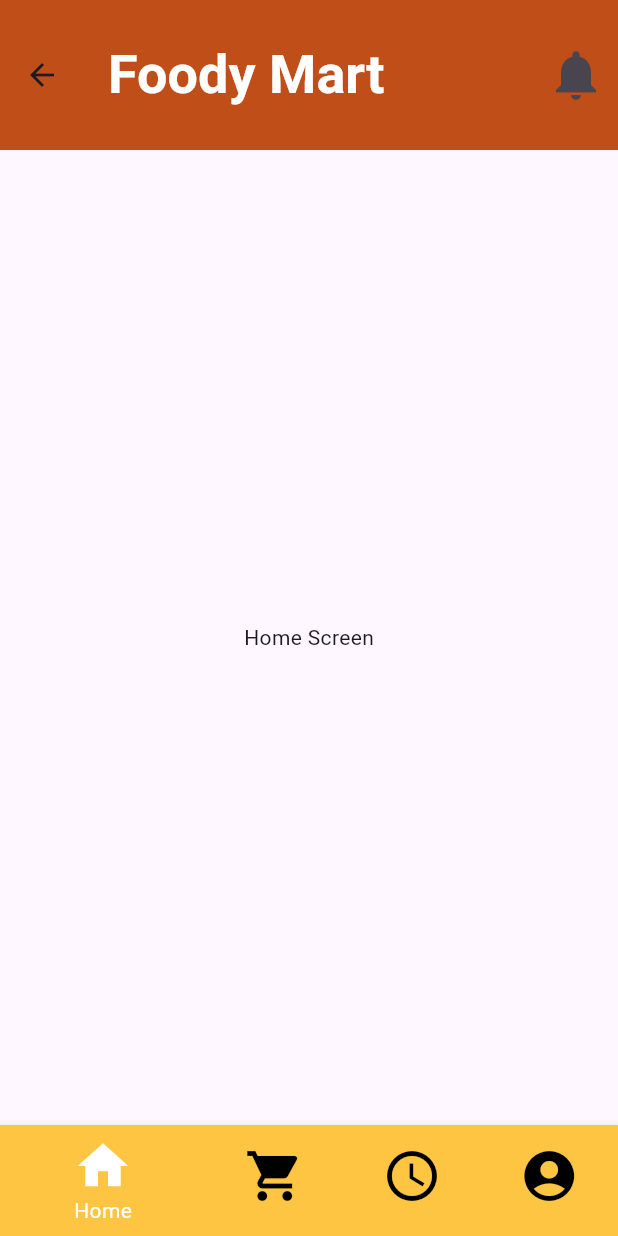
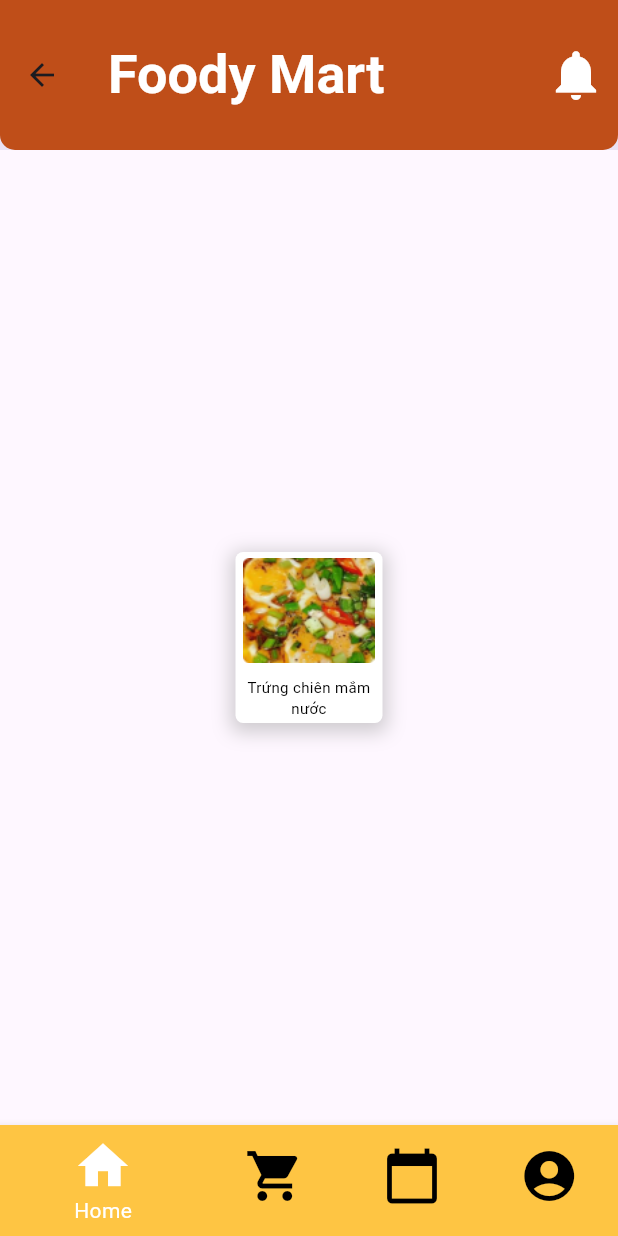
Before and after one commit to Kas2k3/Foody_Market, a Flutter app: the screen it shows after launch, after a tap on "LOGIN NOW!", on a phone screen of 412 x 824 dp. Run offline on Flutter 3.47's test engine with Material 3 defaults, Android fonts, the phone set to English and light mode, and no system bars; Roboto replaces fonts that are missing (Regular).

Commit message:
card item

```diff
--- a/food_market_ui/lib/screens/HomeScreen.dart
+++ b/food_market_ui/lib/screens/HomeScreen.dart
@@ -1,4 +1,6 @@
 import 'package:flutter/material.dart';
+
+import '../widgets/CardItem.dart';
 
 class HomeScreen extends StatefulWidget {
   const HomeScreen({super.key});
@@ -8,77 +10,10 @@
 }
 
 class _HomeScreenState extends State<HomeScreen> {
-  int _currentIndex = 0; // Biến để lưu chỉ số tab đang được chọn
-
-  // Danh sách các màn hình hoặc widget cho từng tab
-  final List<Widget> _screens = [
-    const Center(child: Text("Home Screen")),
-    const Center(child: Text("Shopping Screen")),
-    const Center(child: Text("Schedule Screen")),
-    const Center(child: Text("Me Screen")),
-  ];
   @override
   Widget build(BuildContext context) {
-    return Scaffold (
-      appBar: AppBar(
-        title: const Text(
-          'Foody Mart',
-          style: TextStyle(
-            color: Colors.white,
-            fontFamily: 'Regular',
-            fontWeight: FontWeight.bold,
-            fontSize: 36,
-          )
-        ),
-        backgroundColor: const Color(0xFFBF4E19),
-        actions: [
-          IconButton(
-            icon: const Icon(
-              Icons.notifications,
-              size: 40,
-            ),
-            onPressed: () {},
-          ),
-        ],
-          toolbarHeight: 100,
-      ),
-      body: _screens[_currentIndex],
-      bottomNavigationBar: BottomNavigationBar(
-        iconSize: 40,
-        elevation: 5,
-        type: BottomNavigationBarType.shifting,
-        currentIndex: _currentIndex,
-        //backgroundColor: const Color(0xFFFEC543),
-        selectedItemColor: Colors.white,
-        unselectedItemColor: Colors.black,
-        items: const <BottomNavigationBarItem> [
-          BottomNavigationBarItem(
-            icon: Icon(Icons.home),
-            label: 'Home',
-            backgroundColor: Color(0xFFFEC543),
-          ),
-          BottomNavigationBarItem(
-            icon: Icon(Icons.shopping_cart),
-            label: 'Shopping',
-          ),
-          BottomNavigationBarItem(
-            icon: Icon(Icons.schedule),
-            label: 'Schedule',
-          ),
-          BottomNavigationBarItem(
-            icon: Icon(Icons.account_circle),
-            label: 'Me',
-          ),
-        ],
-
-        onTap: (index) {
-          setState(() {
-            _currentIndex = index; // Cập nhật chỉ số tab khi người dùng chọn
-          });
-        },
-      ),
-
+    return const Center(
+      child: CardItem(imagePath: 'assets/images/fried_eggs.png', titleName: "Trứng chiên mắm nước"),
     );
   }
-
 }
--- /dev/null
+++ b/food_market_ui/lib/screens/RootScreen.dart
@@ -0,0 +1,99 @@
+import 'package:flutter/material.dart';
+
+import 'HomeScreen.dart';
+
+class RootScreen extends StatefulWidget {
+  const RootScreen({super.key});
+
+  @override
+  _RootScreenState createState() => _RootScreenState();
+}
+
+class _RootScreenState extends State<RootScreen> {
+  int _currentIndex = 0; // Biến để lưu chỉ số tab đang được chọn
+
+  // Danh sách các màn hình hoặc widget cho từng tab
+  final List<Widget> _screens = [
+    const Center(child: HomeScreen()),
+    const Center(child: Text("Shopping Screen")),
+    const Center(child: Text("Schedule Screen")),
+    const Center(child: Text("Me Screen")),
+  ];
+  @override
+  Widget build(BuildContext context) {
+    return Scaffold (
+      appBar: AppBar(
+        title: const Text(
+          'Foody Mart',
+          style: TextStyle(
+            color: Colors.white,
+            fontFamily: 'Roboto',
+            fontWeight: FontWeight.bold,
+            fontSize: 36,
+          )
+        ),
+        elevation: 10,
+        flexibleSpace: ClipRRect(
+          borderRadius: const BorderRadius.vertical(
+            bottom: Radius.circular(10.0), // Đặt bán kính bo tròn cho phần đáy
+          ),
+          child: Container(
+            color: const Color(0xFFBF4E19), // Màu nền cho AppBar
+          ),
+        ),
+        actions: [
+          IconButton(
+            icon: const Icon(
+              Icons.notifications,
+              size: 40,
+              color: Colors.white,
+            ),
+            onPressed: () {},
+          ),
+        ],
+          toolbarHeight: 100,
+      ),
+      body: _screens[_currentIndex],
+      bottomNavigationBar: BottomNavigationBar(
+        iconSize: 40,
+        elevation: 5,
+        type: BottomNavigationBarType.shifting,
+        currentIndex: _currentIndex,
+        //backgroundColor: const Color(0xFFFEC543),
+        selectedItemColor: Colors.white,
+        unselectedItemColor: Colors.black,
+
+        items: const <BottomNavigationBarItem> [
+          BottomNavigationBarItem(
+            icon: Icon(Icons.home),
+            label: 'Home',
+            backgroundColor: Color(0xFFFEC543),
+          ),
+          BottomNavigationBarItem(
+            icon: Icon(Icons.shopping_cart),
+            label: 'Shopping',
+            backgroundColor: Color(0xFFFEC543),
+          ),
+          BottomNavigationBarItem(
+            icon: Icon(Icons.calendar_today),
+            label: 'Schedule',
+            backgroundColor: Color(0xFFFEC543),
+          ),
+          BottomNavigationBarItem(
+            icon: Icon(Icons.account_circle),
+            label: 'Me',
+            backgroundColor: Color(0xFFFEC543),
+          ),
+        ],
+
+        onTap: (index) {
+          setState(() {
+            _currentIndex = index; // Cập nhật chỉ số tab khi người dùng chọn
+          });
+        },
+      ),
+
+    );
+  }
+
+}
--- a/food_market_ui/lib/screens/WelcomeScreen.dart
+++ b/food_market_ui/lib/screens/WelcomeScreen.dart
@@ -1,5 +1,5 @@
 import 'package:flutter/material.dart';
-import 'package:food_market_ui/screens/HomeScreen.dart';
+import 'package:food_market_ui/screens/RootScreen.dart';
 
 class WelcomeScreen extends StatelessWidget {
   const WelcomeScreen({super.key});
@@ -30,7 +30,7 @@
                         // Điều hướng đến màn hình Home khi người dùng nhấn nút
                         Navigator.push(
                           context,
-                          MaterialPageRoute(builder: (context) => HomeScreen()),
+                          MaterialPageRoute(builder: (context) => const RootScreen()),
                         );
                       },
                       style: ElevatedButton.styleFrom(
--- /dev/null
+++ b/food_market_ui/lib/widgets/CardItem.dart
@@ -0,0 +1,53 @@
+import 'package:flutter/material.dart';
+
+class CardItem extends StatelessWidget {
+
+  final String imagePath;
+  final String titleName;
+
+  const CardItem({super.key, required this.imagePath, required this.titleName});
+
+  @override
+  Widget build(BuildContext context) {
+    return Container(
+      width: 98,
+      height: 114,
+      decoration: BoxDecoration(
+        color: Colors.white,
+        borderRadius: BorderRadius.circular(5),
+        boxShadow: [
+          BoxShadow(
+            color: Colors.grey.withOpacity(0.5),
+            spreadRadius: 3,
+            blurRadius: 10,
+            offset: const Offset(0,3),
+          ),
+        ],
+      ),
+      child: Padding(
+        padding: const EdgeInsets.symmetric(horizontal: 5),
+        child: Column(
+         children: [
+            Image.asset(
+              imagePath,
+              height: 78,
+            ),
+           const SizedBox(height: 5),
+           Text (
+             titleName,
+               textAlign: TextAlign.center,
+             style:const TextStyle(
+               fontSize: 10,
+               fontFamily: 'Roboto',
+               fontWeight: FontWeight.normal,
+               color: Colors.black,
+
+             )
+           )
+
+         ],
+        )
+      )
+    );
+  }
+}
```
Also changed, not shown: food_market_ui/assets/images/cabbage.png (added), food_market_ui/assets/images/egg.png (added), food_market_ui/assets/images/eggs.png (added), food_market_ui/assets/images/fried_eggs.png (added), food_market_ui/assets/images/meat.png (added), food_market_ui/assets/images/onion.png (added), food_market_ui/assets/images/sausage.png (added), food_market_ui/assets/images/tomato.png (added), 1 other file.
